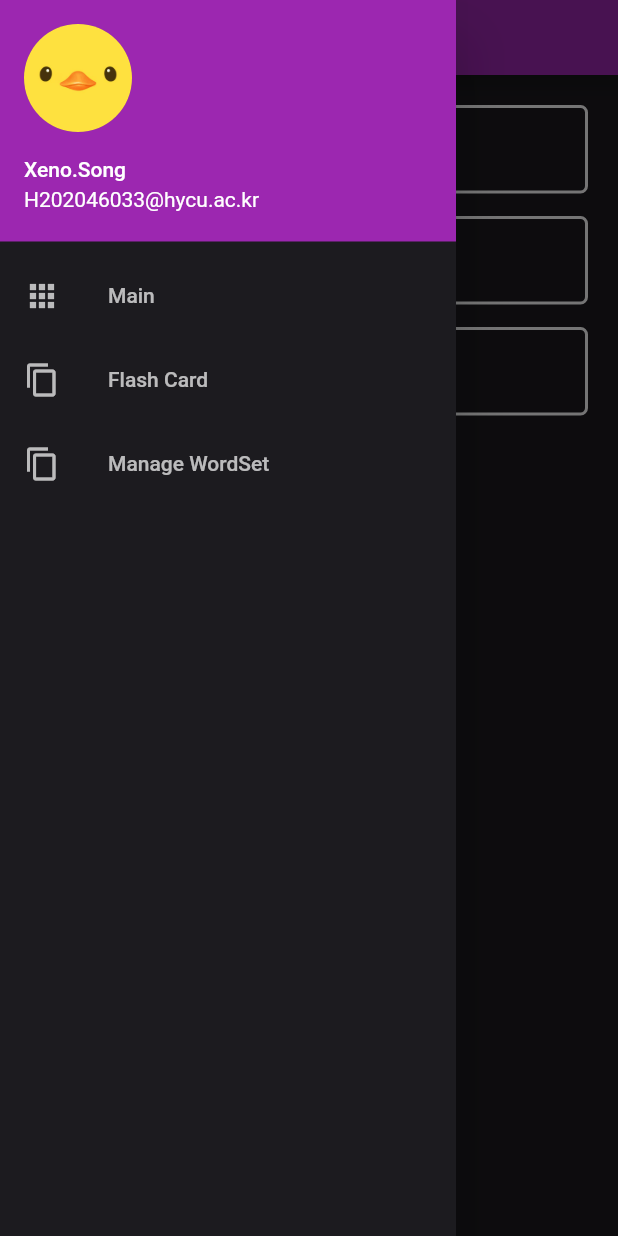
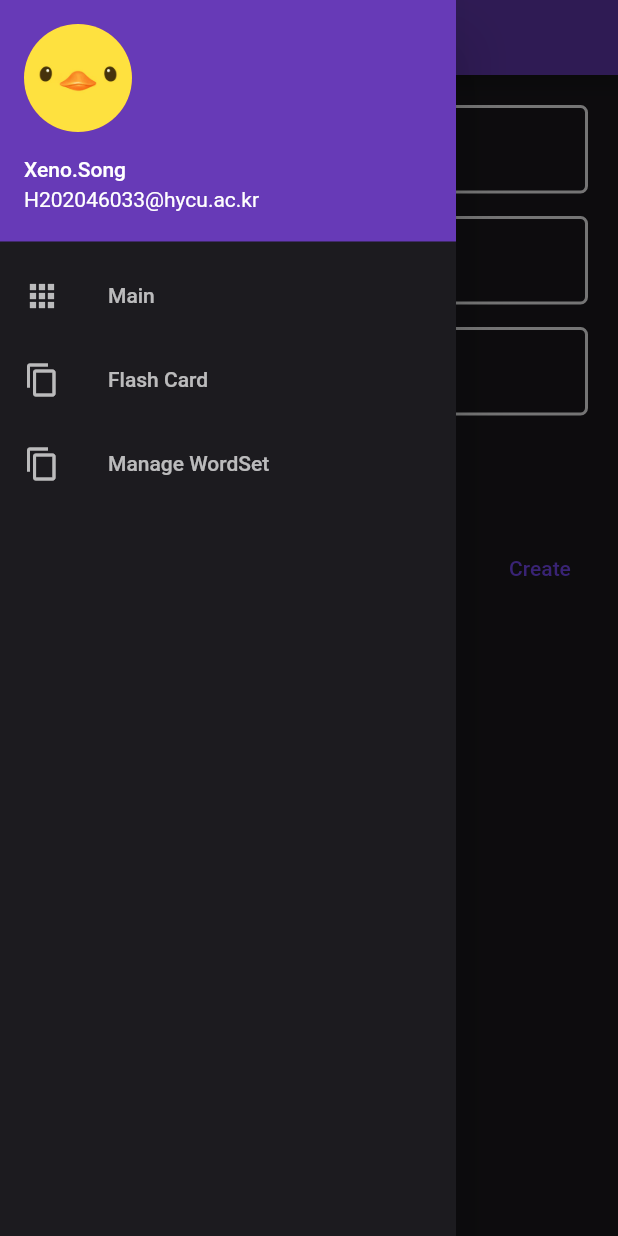
Before and after one commit to Xeno-Song/WordBook, a Flutter app: the WordAddView screen opened directly, with the side drawer open, on a phone screen of 412 x 824 dp. Run offline on Flutter 3.47's test engine with Material 2 defaults, Android fonts, the light colour scheme and no system bars; our stand-ins replace flutter_spinkit, fluttertoast, sqflite_common, sqflite_common_ffi; accounts and stored records are empty.

Commit message:
[ADD] Add word insert view page and implement

```diff
--- a/lib/View/components/common/appbar.dart
+++ b/lib/View/components/common/appbar.dart
@@ -1,5 +1,6 @@
 import 'package:flutter/cupertino.dart';
 import 'package:flutter/material.dart';
+import 'package:word_book/View/components/common/colors.dart';
 
 class CommonAppBar {
   static PreferredSize build([List<Widget>? actions]) {
@@ -9,6 +10,7 @@ class CommonAppBar {
         // Here we take the value from the MyHomePage object that was created by
         // the App.build method, and use it to set our appbar title.
         title: const Text("Word Book"),
+        backgroundColor: CommonColors.primaryThemeColor,
         actions: actions,
       ),
     );
--- a/lib/View/components/common/colors.dart
+++ b/lib/View/components/common/colors.dart
@@ -7,4 +7,8 @@ class CommonColors {
   static const Color secondaryBackgroundColor = Color.fromARGB(0xFF, 0x24, 0x22, 0x28);
 
   static const Color primaryForegroundColor = Color.fromARGB(0xb2, 0xe5, 0xe1, 0xe5);
+  static const Color secondaryForegroundColor = Color.fromARGB(0xFF, 0xc5, 0xc1, 0xc5);
+
+  static const Color primaryThemeColor = Colors.deepPurple;
+  static const Color primaryThemeColorBrighter = Colors.deepPurpleAccent;
 }
--- a/lib/View/components/common/common_text_input_field.dart
+++ b/lib/View/components/common/common_text_input_field.dart
@@ -7,11 +7,13 @@ class CommonTextInputField extends StatefulWidget {
     this.controller,
     this.hint,
     this.padding = const EdgeInsets.fromLTRB(20, 10, 20, 10),
+    this.errorMessage = null,
   });
 
   final TextEditingController? controller;
   final String? hint;
   final EdgeInsetsGeometry? padding;
+  final String? errorMessage;
 
   @override
   State<StatefulWidget> createState() {
@@ -44,7 +46,14 @@ class _CommonTextInputFieldState extends State<CommonTextInputField> {
           labelStyle: const TextStyle(
             color: Colors.white,
           ),
-          labelText: widget.hint,
+          errorStyle: const TextStyle(
+            color: Colors.red,
+          ),
+          hintText: widget.hint,
+          hintStyle: const TextStyle(
+            color: Colors.white60,
+          ),
+          errorText: widget.errorMessage,
         ),
         style: const TextStyle(
           color: Colors.white,
--- a/lib/View/components/common/drawer.dart
+++ b/lib/View/components/common/drawer.dart
@@ -1,6 +1,7 @@
 import 'package:flutter/cupertino.dart';
 import 'package:flutter/material.dart';
 import 'package:word_book/View/card_manage.dart';
+import 'package:word_book/View/components/common/colors.dart';
 
 class ApplicationDrawer extends StatelessWidget {
   const ApplicationDrawer({super.key});
@@ -8,13 +9,13 @@ class ApplicationDrawer extends StatelessWidget {
   @override
   Widget build(BuildContext context) {
     return Drawer(
-      backgroundColor: const Color.fromARGB(0xFF, 0x1C, 0x1B, 0x1F),
+      backgroundColor: CommonColors.primaryBackgroundColor,
       child: ListView(
         padding: EdgeInsets.zero,
         children: [
           const UserAccountsDrawerHeader(
             decoration: BoxDecoration(
-              color: Colors.purple,
+              color: Colors.deepPurple,
             ),
             accountName: Text("Xeno.Song"),
             accountEmail: Text("H202046033@hycu.ac.kr"),
--- a/lib/View/word_add.dart
+++ b/lib/View/word_add.dart
@@ -1,7 +1,10 @@
 import 'package:flutter/material.dart';
+import 'package:fluttertoast/fluttertoast.dart';
 import 'package:word_book/View/components/common/common_text_input_field.dart';
 import 'package:word_book/View/components/common/drawer.dart';
 import 'package:word_book/View/components/text_input_field.dart';
+import 'package:word_book/model/WordModel.dart';
+import 'package:word_book/services/word_service.dart';
 
 import 'components/common/appbar.dart';
 import 'components/common/colors.dart';
@@ -16,8 +19,57 @@ class WordAddView extends StatefulWidget {
 }
 
 class _WordAddViewState extends State<WordAddView> {
-  final _wordSetNameTextEditingController = TextEditingController();
+  final _wordTextEditingController = TextEditingController();
+  final _pronunciationTextEditingController = TextEditingController();
+  final _meaningTextEditingController = TextEditingController();
   bool _isContinueCreation = false;
+
+  final _wordService = WordService();
+  String? wordTextErrorMessage = null;
+  String? meaningTextErrorMessage = null;
+
+  void gotoBackPage() => Navigator.of(context).pop();
+
+  void createNewWord() {
+    String word = _wordTextEditingController.value.text;
+    String pronunciation = _pronunciationTextEditingController.value.text;
+    String meaning = _meaningTextEditingController.value.text;
+
+    wordTextErrorMessage = null;
+    meaningTextErrorMessage = null;
+
+    setState(() {
+      if (word.isEmpty) wordTextErrorMessage = "Please enter word text in field";
+      if (meaning.isEmpty) meaningTextErrorMessage = "Please enter word meaning in field";
+    });
+
+    if (word.isEmpty || meaning.isEmpty) return;
+
+    if (word.isEmpty) {}
+    WordModel data = WordModel.empty();
+    data.word = word;
+    data.meaning = meaning;
+    data.pronunciation = pronunciation;
+    data.createDate = data.modifyDate = data.nextTestDate = DateTime.now();
+    _wordService.insertModel(data).then(
+      (value) {
+        ScaffoldMessenger.of(context).showSnackBar(
+          const SnackBar(
+            content: Text('Word created!!'),
+            duration: Duration(seconds: 2),
+          ),
+        );
+      },
+    );
+
+    if (_isContinueCreation == false) {
+      gotoBackPage();
+    }
+
+    _wordTextEditingController.clear();
+    _pronunciationTextEditingController.clear();
+    _meaningTextEditingController.clear();
+  }
 
   @override
   Widget build(BuildContext context) {
@@ -31,18 +83,20 @@ class _WordAddViewState extends State<WordAddView> {
           children: [
             CommonTextInputField(
               padding: const EdgeInsets.fromLTRB(20, 20, 20, 5),
-              controller: _wordSetNameTextEditingController,
+              controller: _wordTextEditingController,
               hint: "Word",
+              errorMessage: wordTextErrorMessage,
             ),
             CommonTextInputField(
               padding: const EdgeInsets.fromLTRB(20, 10, 20, 5),
-              controller: _wordSetNameTextEditingController,
-              hint: "Pronunciation",
+              controller: _pronunciationTextEditingController,
+              hint: "Pronunciation (Optional)",
             ),
             CommonTextInputField(
               padding: const EdgeInsets.fromLTRB(20, 10, 20, 5),
-              controller: _wordSetNameTextEditingController,
+              controller: _meaningTextEditingController,
               hint: "Meaning",
+              errorMessage: meaningTextErrorMessage,
             ),
             Container(
               margin: const EdgeInsets.fromLTRB(20, 10, 20, 5),
@@ -71,7 +125,35 @@ class _WordAddViewState extends State<WordAddView> {
                   ),
                 ],
               ),
-            )
+            ),
+            Container(
+              margin: const EdgeInsets.fromLTRB(20, 10, 20, 5),
+              child: Row(
+                mainAxisAlignment: MainAxisAlignment.spaceBetween,
+                children: [
+                  TextButton(
+                    style: TextButton.styleFrom(
+                      backgroundColor: CommonColors.primaryBackgroundColor,
+                      foregroundColor: CommonColors.primaryForegroundColor,
+                    ),
+                    onPressed: () {
+                      gotoBackPage();
+                    },
+                    child: const Text("Cancel"),
+                  ),
+                  TextButton(
+                    style: TextButton.styleFrom(
+                      backgroundColor: CommonColors.primaryBackgroundColor,
+                      foregroundColor: CommonColors.primaryThemeColorBrighter,
+                    ),
+                    onPressed: () {
+                      createNewWord();
+                    },
+                    child: const Text("Create"),
+                  ),
+                ],
+              ),
+            ),
           ],
         ),
       ),
--- a/lib/main.dart
+++ b/lib/main.dart
@@ -18,6 +18,7 @@ class MyApp extends StatelessWidget {
   Widget build(BuildContext context) {
     return MaterialApp(
       title: 'Flutter Demo',
+      debugShowCheckedModeBanner: false,
       theme: ThemeData(
         // This is the theme of your application.
         //
--- a/pubspec.yaml
+++ b/pubspec.yaml
@@ -37,6 +37,7 @@ dependencies:
   unqlite_flutter:
   intl: ^0.17.0
   flutter_spinkit: ^5.1.0
+  fluttertoast: ^8.0.8
 
 
   # The following adds the Cupertino Icons font to your application.
```
Also changed, not shown: pubspec.lock.
